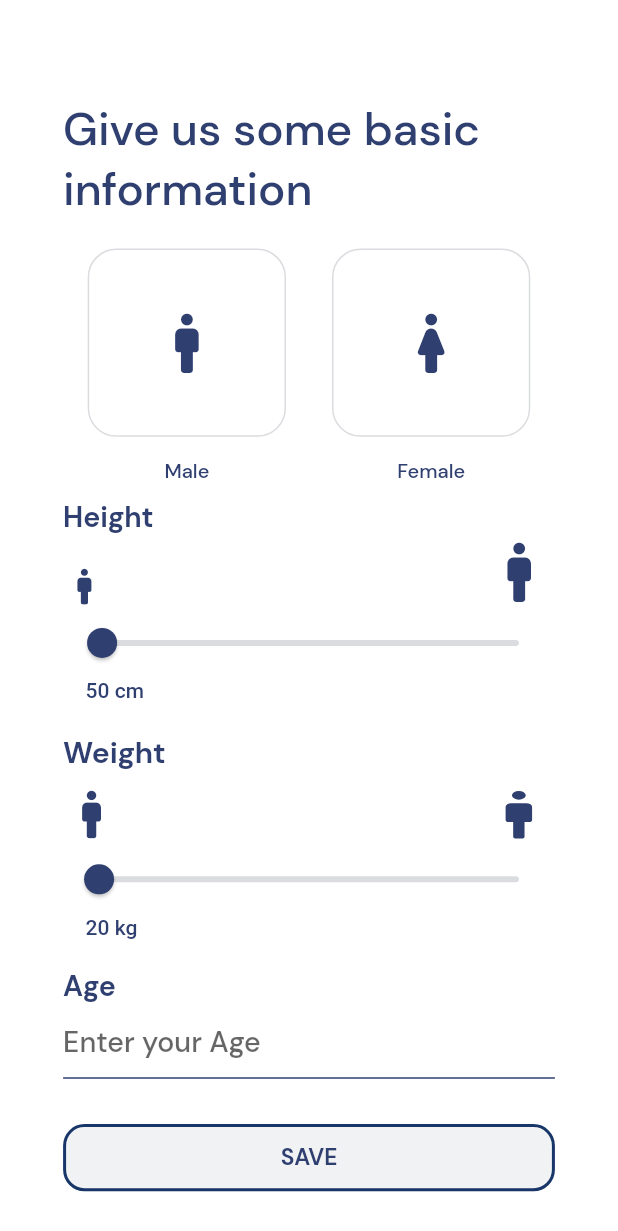
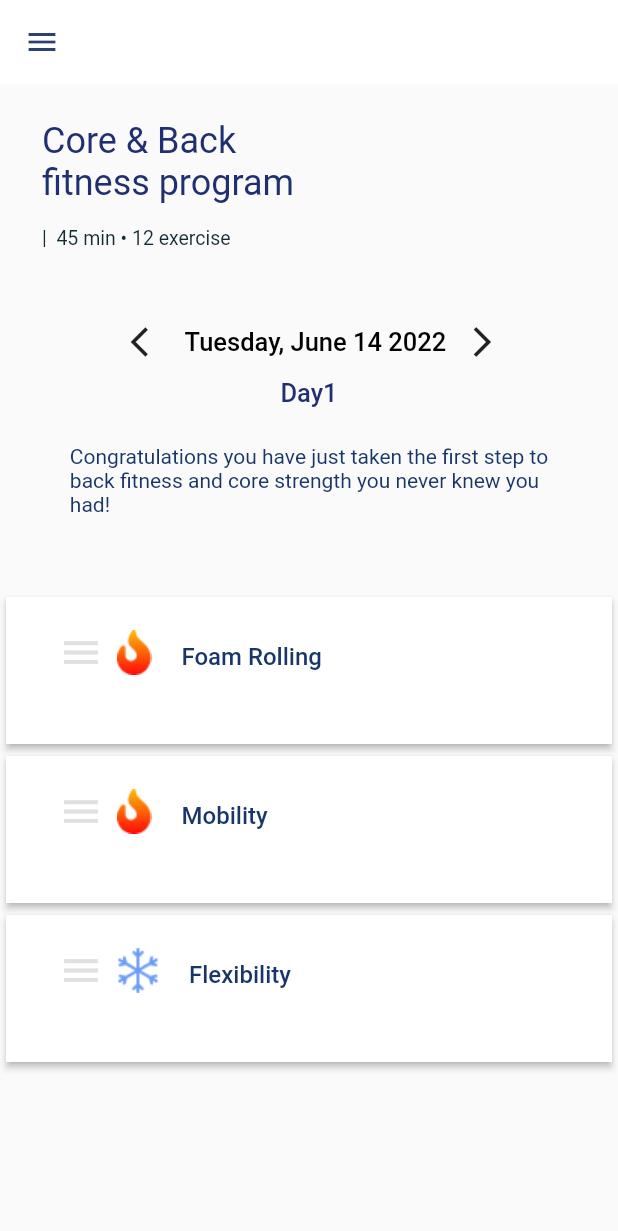
Before and after one commit to Sushi412/HMP-app, a Flutter app: the informationScreen screen opened by its route, after a tap on "SAVE", on a phone screen of 412 x 824 dp. Shown: the top 1231 px of the screen. Run offline on Flutter 3.47's test engine with Material 2 defaults, Android fonts, the phone set to English and light mode, and no system bars; our stand-ins replace flutter_svg, font_awesome_flutter, get, google_fonts, image_picker; Roboto replaces fonts that are missing (DMSans).

Commit message:
workout-page

```diff
--- /dev/null
+++ b/lib/fireicon_icons.dart
@@ -0,0 +1,26 @@
+/// Flutter icons Fireicon
+/// Copyright (C) 2022 by original authors @ fluttericon.com, fontello.com
+/// This font was generated by FlutterIcon.com, which is derived from Fontello.
+///
+/// To use this font, place it in your fonts/ directory and include the
+/// following in your pubspec.yaml
+///
+/// flutter:
+///   fonts:
+///    - family:  Fireicon
+///      fonts:
+///       - asset: fonts/Fireicon.ttf
+///
+///
+///
+import 'package:flutter/widgets.dart';
+
+class Fireicon {
+  Fireicon._();
+
+  static const _kFontFam = 'Fireicon';
+  static const String? _kFontPkg = null;
+
+  static const IconData vectorflake_svg = IconData(0xe800, fontFamily: _kFontFam, fontPackage: _kFontPkg);
+  static const IconData vectorfire = IconData(0xe801, fontFamily: _kFontFam, fontPackage: _kFontPkg);
+}
--- a/lib/main.dart
+++ b/lib/main.dart
@@ -9,6 +9,7 @@ import 'package:heath_matthews_physio/screens/main_screen.dart';
 import 'package:heath_matthews_physio/screens/reg_name_and_dp.dart';
 
 import 'package:heath_matthews_physio/screens/register.dart';
+import 'package:heath_matthews_physio/screens/workout-page.dart';
 
 import 'screens/splash_screen.dart';
 
@@ -37,6 +38,7 @@ class MyApp extends StatelessWidget {
         '/mainScreen2': (context) => const mainScreen2(),
         '/reg_name_and_dp':(context)=> reg_name_and_dp(),
         '/adminScreen':(context)=>adminScreen(),
+        '/workout-page':(context)=>workoutScreen()
       },
       theme: ThemeData(
         primarySwatch: Colors.blue,
--- a/lib/screens/information_screen.dart
+++ b/lib/screens/information_screen.dart
@@ -1,5 +1,6 @@
 import 'package:flutter/material.dart';
 import 'package:flutter_svg/flutter_svg.dart';
+import 'package:get/get.dart';
 import 'package:google_fonts/google_fonts.dart';
 import 'package:heath_matthews_physio/DynamicSize/size.dart';
 
@@ -390,6 +391,7 @@ class _informationScreenState extends State<informationScreen> {
                             )),
                         onPressed: () {
                           debugPrint('Received click');
+                          Navigator.pushNamed(context, '/workout-page');
                         },
                         child: Padding(
                           padding: EdgeInsets.symmetric(
--- /dev/null
+++ b/lib/screens/workout-page.dart
@@ -0,0 +1,252 @@
+import 'package:flutter/material.dart';
+import 'package:flutter/widgets.dart';
+// import 'package:grouped_list/grouped_list.dart';
+// import 'package:folding_cell/folding_cell.dart';
+import 'package:get/get.dart';
+import 'package:heath_matthews_physio/NavBar.dart';
+import 'package:heath_matthews_physio/fireicon_icons.dart';
+
+class workoutScreen extends StatefulWidget {
+  const workoutScreen({Key? key}) : super(key: key);
+
+  @override
+  State<workoutScreen> createState() => _workoutScreenState();
+}
+
+class _workoutScreenState extends State<workoutScreen> {
+  @override
+  Widget build(BuildContext context) {
+
+    return Scaffold(
+      appBar: AppBar(
+        iconTheme: IconThemeData(color: Color(0xFF2F3F70)),
+        backgroundColor: Colors.white,
+        elevation: 0.0,
+      ),
+      drawer: NavBar(),
+
+      body: SingleChildScrollView(
+        child: Container(
+          child: Column(
+          children:<Widget>[
+            Padding(
+              padding: const EdgeInsets.fromLTRB(28.0, 24.0, 178.0, 15.0),
+              child: Container(
+                child : Align(
+                  alignment: Alignment.centerLeft,
+                    child:RichText(
+                    text: TextSpan(
+                    text: 'Core & Back\nfitness program',
+                      style: TextStyle(fontSize: 24.0, color: Color(0xFF1F2F70), fontFamily: 'DMSans',),
+                  ),
+                )
+              ), ),),
+            Padding(
+              padding: const EdgeInsets.fromLTRB(28.0, 0.0, 225.0, 38.0),
+              child: Container(
+                  child: Align(
+                    alignment: Alignment.centerLeft,
+                    child: RichText(
+                      text: TextSpan(
+                        text: '|  45 min • 12 exercise',
+                        style: TextStyle(fontSize: 13.0, color: Color(0xFF132B35), fontFamily: 'DMSans',),
+                          ),
+                        ),
+                      )
+                  ),
+            ),
+            Padding(
+            padding: const EdgeInsets.fromLTRB(75.0, 0.0, 75.0, 0.0),
+              child: Row(
+                mainAxisSize: MainAxisSize.max,
+                children: <Widget>[
+                IconButton(
+                  onPressed: (){},
+                  icon: Icon(Icons.arrow_back_ios),
+                ),
+
+                  Container(
+                      child: Center(
+                        child: RichText(
+                          text: TextSpan(
+                            text: 'Tuesday, June 14 2022',
+                            style: TextStyle(fontSize: 17.0, color: Colors.black, fontFamily: 'DMSans', fontWeight: FontWeight.w500),
+                          ),
+                        ),
+                      )
+                ),
+
+                IconButton(
+                  onPressed: (){},
+                    icon: Icon(Icons.arrow_forward_ios),
+                ),
+                ],
+                ),
+          ),
+            Padding(
+              padding: const EdgeInsets.fromLTRB(0.0, 0.0, 0.0, 24.0),
+              child: Container(
+                child: Center(
+                  child: RichText(
+                    text: TextSpan(
+                      text: 'Day1',
+                      style: TextStyle(fontSize: 17.0, color: Color(0xFF1F2F70), fontFamily: 'DMSans', fontWeight: FontWeight.w500),
+                    ),
+                  ),
+                )
+            ),
+          ),
+
+            Padding(
+            padding: const EdgeInsets.fromLTRB(24.0, 0.0, 24.0, 50.0),
+              child: Container(
+                child: Center(
+                  child: RichText(
+                    text: TextSpan(
+                      text: 'Congratulations you have just taken the first step to\nback fitness and core strength you never knew you\nhad! ',
+                      style: TextStyle(fontSize: 14.0, color: Color(0xFF193669),fontFamily: 'DMSans',),
+                  ),
+                )
+            ),
+            ),
+          ),
+
+
+                buildRoundedCard(),
+                buildRoundedCards(),
+                buildRoundedCardes(),
+          ],)
+    ),
+      )
+
+    );
+  }
+  Widget buildRoundedCard() => Card(
+    shadowColor: Colors.grey[400],
+    elevation: 2,
+    clipBehavior: Clip.antiAlias,
+    shape: RoundedRectangleBorder(
+    borderRadius: BorderRadius.circular(0),
+  ),
+    child: Container(
+      decoration: BoxDecoration(
+      color: Colors.white,
+      ),
+      padding: EdgeInsets.fromLTRB(26.0, 10.0, 26.0, 34.0),
+        child: Column(
+        // crossAxisAlignment: CrossAxisAlignment.start,
+          children: [
+          Padding(
+            padding: const EdgeInsets.fromLTRB(0.0, 0.0, 0.0, 0.0),
+            child: Row(
+             mainAxisSize: MainAxisSize.max,
+             children: <Widget>[
+              IconButton(
+              onPressed: (){},
+               icon: Icon(Icons.menu, size: 30,color: Colors.grey[300],),
+            ),
+               Tab(icon: new Image.asset("images/Vector.png")),
+              Padding(
+              padding: const EdgeInsets.fromLTRB(20.0, 20.0, 20.0, 15.0),
+                child: Container(
+                  child: Center(
+                    child: RichText(
+                      text: TextSpan(
+                        text: 'Foam Rolling',
+                        style: TextStyle(fontSize: 16.0, color: Color(0xFF193669), fontFamily: 'DMSans', fontWeight: FontWeight.w500),
+                      ),
+                    ),
+                  )
+              ),
+            ),
+      ]),
+    ),
+  ])));
+
+
+  Widget buildRoundedCards() => Card(
+      shadowColor: Colors.grey[400],
+      elevation: 2,
+      clipBehavior: Clip.antiAlias,
+      shape: RoundedRectangleBorder(
+        borderRadius: BorderRadius.circular(0),
+      ),
+      child: Container(
+          decoration: BoxDecoration(
+            color: Colors.white,
+          ),
+          padding: EdgeInsets.fromLTRB(26.0, 10.0, 26.0, 34.0),
+          child: Column(
+            // crossAxisAlignment: CrossAxisAlignment.start,
+              children: [
+                Padding(
+                  padding: const EdgeInsets.fromLTRB(0.0, 0.0, 0.0, 0.0),
+                  child: Row(
+                      mainAxisSize: MainAxisSize.max,
+                      children: <Widget>[
+                        IconButton(
+                          onPressed: (){},
+                          icon: Icon(Icons.menu, size: 30,color: Colors.grey[300],),
+                        ),
+                        // Image.asset('images/Vector.png', height: 10.0,width: 10.0,),
+                        Tab(icon: new Image.asset("images/Vector.png")),
+                        Padding(
+                          padding: const EdgeInsets.fromLTRB(20.0, 20.0, 20.0, 15.0),
+                          child: Container(
+                              child: Center(
+                                child: RichText(
+                                  text: TextSpan(
+                                    text: 'Mobility',
+                                    style: TextStyle(fontSize: 16.0, color: Color(0xFF193669), fontFamily: 'DMSans', fontWeight: FontWeight.w500),
+                                  ),
+                                ),
+                              )
+                          ),
+                        ),
+                      ]),
+                ),
+              ])));
+
+  Widget buildRoundedCardes() => Card(
+      shadowColor: Colors.grey[400],
+      elevation: 2,
+      clipBehavior: Clip.antiAlias,
+      shape: RoundedRectangleBorder(
+        borderRadius: BorderRadius.circular(0),
+      ),
+      child: Container(
+          decoration: BoxDecoration(
+            color: Colors.white,
+          ),
+          padding: EdgeInsets.fromLTRB(26.0, 10.0, 26.0, 34.0),
+          child: Column(
+            // crossAxisAlignment: CrossAxisAlignment.start,
+              children: [
+                Padding(
+                  padding: const EdgeInsets.fromLTRB(0.0, 0.0, 0.0, 0.0),
+                  child: Row(
+                      mainAxisSize: MainAxisSize.max,
+                      children: <Widget>[
+                        IconButton(
+                          onPressed: (){},
+                          icon: Icon(Icons.menu, size: 30,color: Colors.grey[300],),
+                        ),
+                        // Image.asset('images/Vector.png', height: 10.0,width: 10.0,),
+                        Tab(icon: new Image.asset("images/Vectorflake.png")),
+                        Padding(
+                          padding: const EdgeInsets.fromLTRB(20.0, 20.0, 20.0, 15.0),
+                          child: Container(
+                              child: Center(
+                                child: RichText(
+                                  text: TextSpan(
+                                    text: 'Flexibility',
+                                    style: TextStyle(fontSize: 16.0, color: Color(0xFF193669), fontFamily: 'DMSans', fontWeight: FontWeight.w500),
+                                  ),
+                                ),
+                              )
+                          ),
+                        ),
+                      ]),
+                ),
+              ])));
+}
```
Also changed, not shown: lib/screens/demo.dart (added, +150 -0 lines), pubspec.yaml (+5 -2 lines), fonts/Fireicon.ttf (added), images/Vector.png (added), images/Vectorflake.png (added), pubspec.lock, 1 other file.
